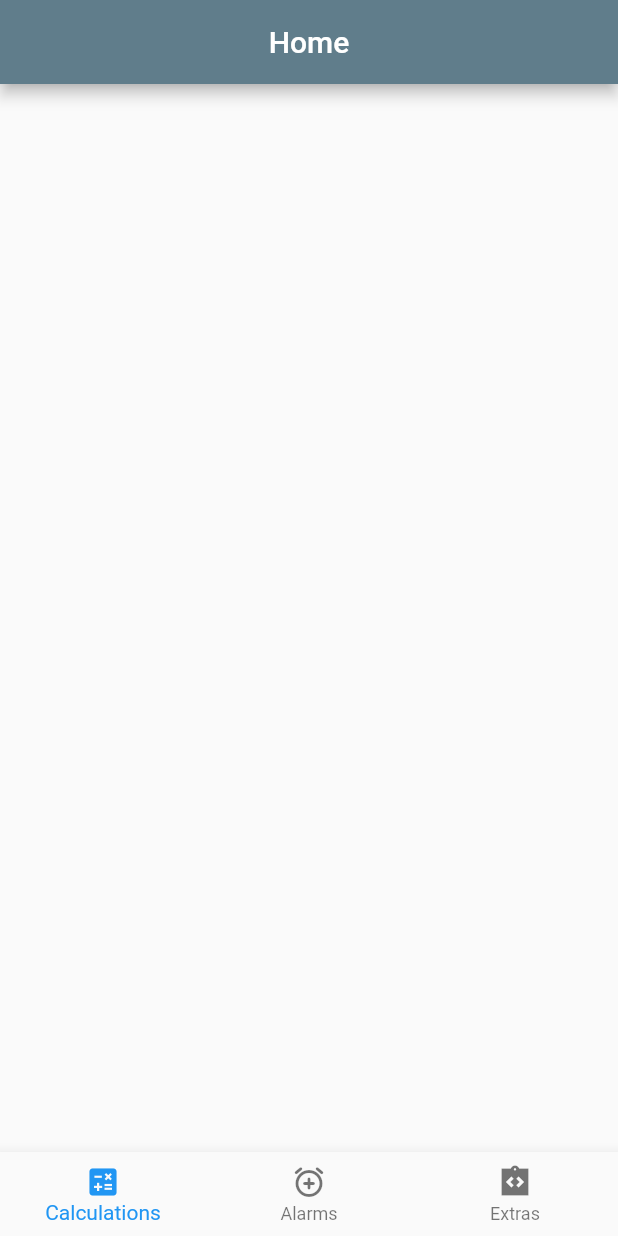
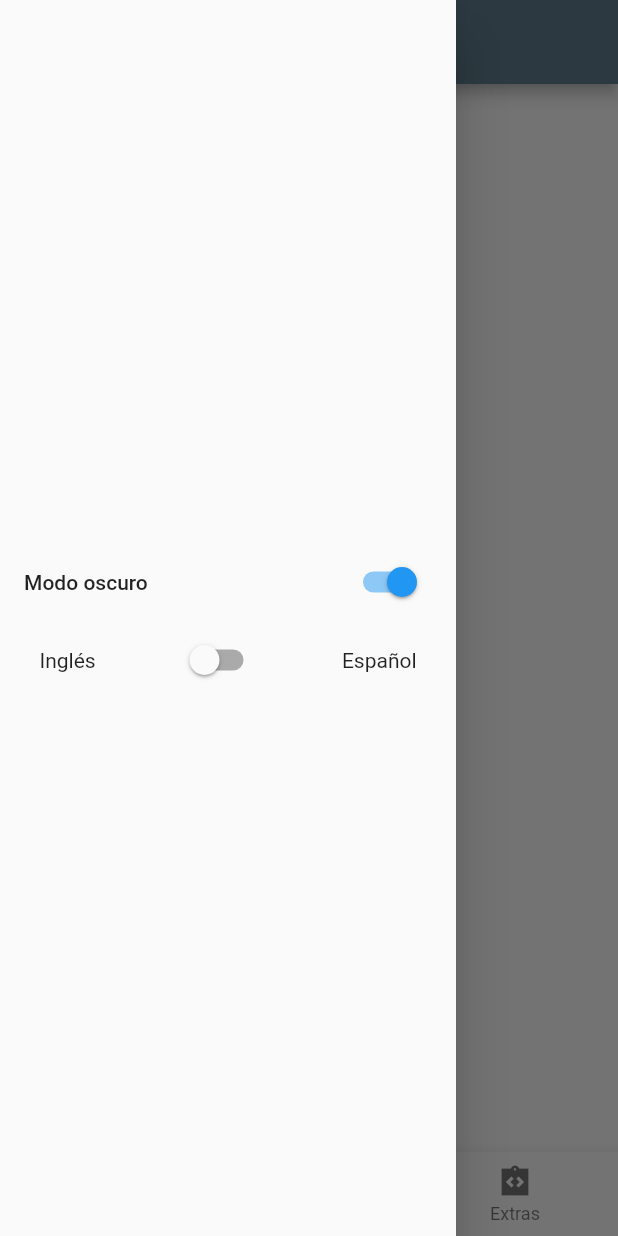
Before and after one commit to SergioK12/Sistema_CAE, a Flutter app: the screen it shows after launch, with the side drawer open (before the commit the screen has no drawer), on a phone screen of 412 x 824 dp. Run offline on Flutter 3.47's test engine with Material 2 defaults, Android fonts, the phone set to English and light mode, and no system bars.

Commit message:
Disenio de las preferencias

```diff
--- a/lib/ui/styles/themedark.dart
+++ b/lib/ui/styles/themedark.dart
@@ -1,5 +1,5 @@
 import 'package:flutter/material.dart';
 
 var themedatadark = ThemeData.dark().copyWith(
-  primaryColor: Colors.red
+  primaryColor: Colors.black
 );
--- a/lib/ui/views/home_view.dart
+++ b/lib/ui/views/home_view.dart
@@ -3,6 +3,7 @@ import 'package:flutter/material.dart';
 import 'package:provider/provider.dart';
 
 import '../../generated/l10n.dart';
+import '../widgets/drawer.dart';
 
 class HomeView extends StatelessWidget {
   static String routeName = 'home';
@@ -13,6 +14,7 @@ class HomeView extends StatelessWidget {
     final mainprovider = Provider.of<Mainprovider>(context);
     final indiceactual = mainprovider.selectedMenuOption;
     return Scaffold(
+      drawer: const DrawerApp(),
       appBar: AppBar(
           title: Text(S.current.Home.toString()),
           centerTitle: true,
--- /dev/null
+++ b/lib/ui/widgets/drawer.dart
@@ -0,0 +1,57 @@
+import 'package:flutter/material.dart';
+
+class DrawerApp extends StatelessWidget {
+  const DrawerApp({super.key});
+
+  @override
+  Widget build(BuildContext context) {
+    return Drawer(
+      child: Center(
+        child: Column(
+          mainAxisAlignment: MainAxisAlignment.center,
+                    children:  [
+            const SwitchDarkMode(),
+            Row(
+              mainAxisAlignment: MainAxisAlignment.spaceAround,
+              children: [
+              const Text("Inglés"),
+              Switch(
+                value: false,
+                 onChanged: (value) {},
+              ),
+              const Text("Español"),
+
+            ],)
+          ],
+        ),
+      ),
+    );
+  }
+}
+
+class SwitchDarkMode extends StatefulWidget {
+  const SwitchDarkMode({super.key});
+
+  @override
+  State<SwitchDarkMode> createState() => _SwitchDarkModeState();
+}
+
+class _SwitchDarkModeState extends State<SwitchDarkMode> {
+  bool light = true;
+
+  @override
+  Widget build(BuildContext context) {
+    return SwitchListTile(
+      title: const  Text("Modo oscuro"),
+      // This bool value toggles the switch.
+      value: light,
+
+      onChanged: (bool value) {
+        // This is called when the user toggles the switch.
+        setState(() {
+          light = value;
+        });
+      },
+    );
+  }
+}
```
